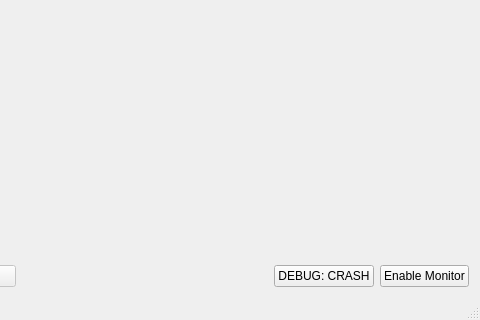
The window that recorder/mainwindow.ui (genosse-einhorn/FishyRecorder-lite) describes before a commit, drawn with Qt 5; both pictures show x 161 to 641 and y 137 to 457 of the 641 by 457 pixel window.
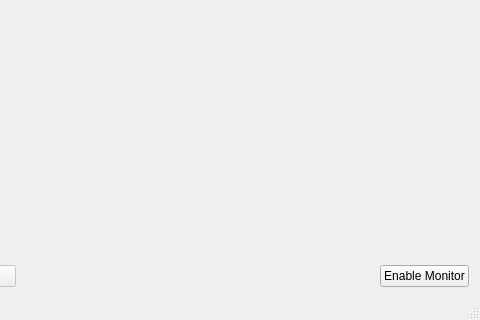
The same window after the commit. Custom widgets are drawn as their Qt base class.

Commit message: Remove crash debug button

What changed in the file:
```diff
--- a/recorder/mainwindow.ui
+++ b/recorder/mainwindow.ui
@@ -40,13 +40,6 @@
     <item>
      <layout class="QGridLayout" name="gridLayout">
       <item row="0" column="3">
-       <widget class="QPushButton" name="bDebugCrash">
-        <property name="text">
-         <string>DEBUG: CRASH</string>
-        </property>
-       </widget>
-      </item>
-      <item row="0" column="4">
        <widget class="QPushButton" name="bEnableMonitor">
         <property name="sizePolicy">
          <sizepolicy hsizetype="Preferred" vsizetype="Fixed">
```
The commit also changes 2 other files.
